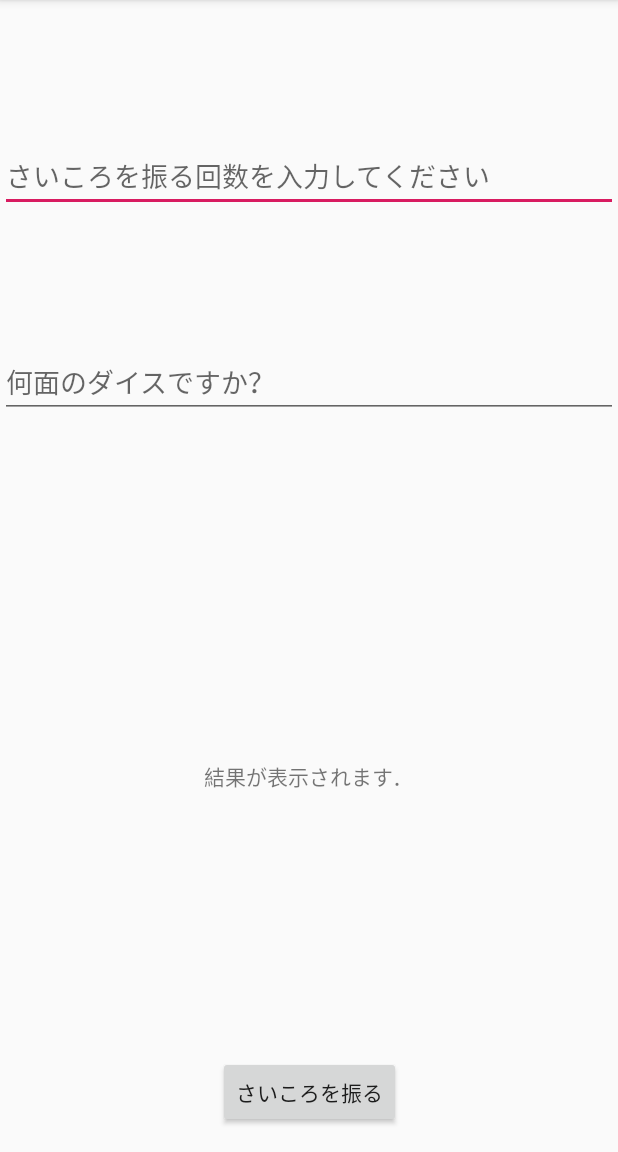
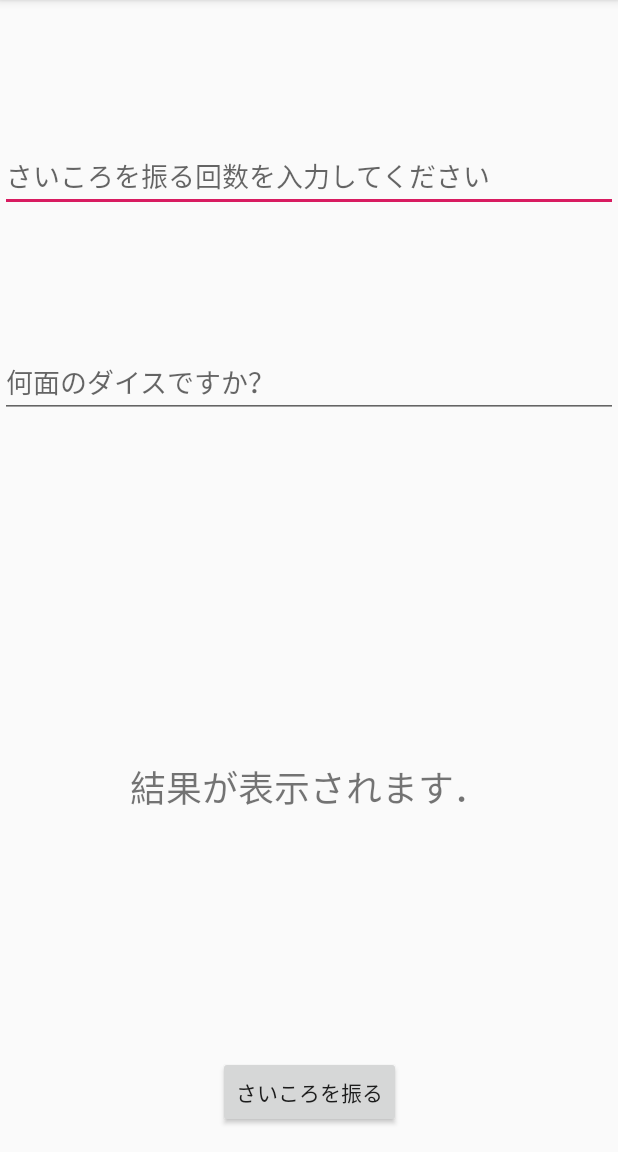
Before and after one commit to sattotto/ITArchReport10, an Android app: the screen it shows after launch (MainActivity), after a tap on "さいころを振る", on a phone screen of 412 x 824 dp, the part 84-1236 px from its top. Run offline under Robolectric (Android 15) with nearby library versions, the phone set to English and light mode, and no system bars; 3 statements that could not run were skipped.

Commit message:
見やすいように修正

```diff
--- a/app/src/main/res/layout/activity_main.xml
+++ b/app/src/main/res/layout/activity_main.xml
@@ -51,12 +51,13 @@
     <TextView
         android:id="@+id/resultTextView"
         android:layout_width="wrap_content"
-        android:layout_height="25dp"
+        android:layout_height="34dp"
         android:layout_marginStart="163dp"
         android:layout_marginTop="100dp"
         android:layout_marginEnd="163dp"
-        android:layout_marginBottom="44dp"
+        android:layout_marginBottom="35dp"
         android:text="結果が表示されます．"
+        android:textSize="24sp"
         app:layout_constraintBottom_toTopOf="@+id/button"
         app:layout_constraintEnd_toEndOf="parent"
         app:layout_constraintStart_toStartOf="parent"
```
Also changed, not shown: app/src/main/java/com/github/sattotto/itarchreport10/DiceRoll.java (+7 -2 lines), app/src/main/java/com/github/sattotto/itarchreport10/MainActivity.java (+8 -6 lines).
